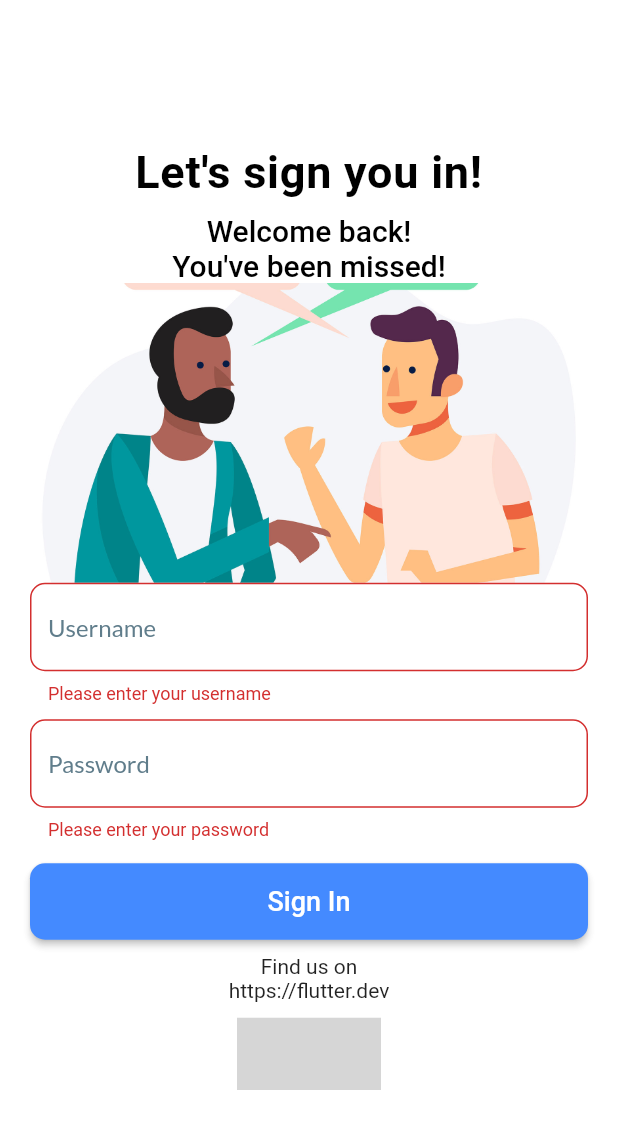
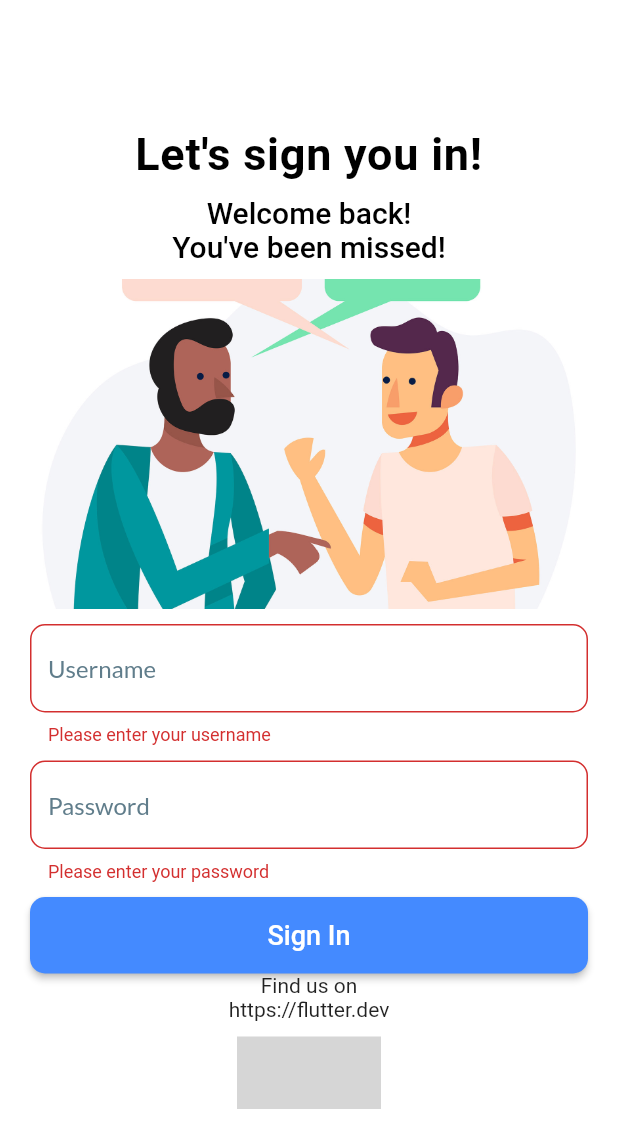
Before and after one commit to azimizzudin/Flutter-Exercise, a Flutter app: the screen it shows after launch, after a tap on "Sign In", on a phone screen of 412 x 824 dp. Shown: the top 1148 px of the screen. Run offline on Flutter 3.47's test engine with Material 2 defaults, Android fonts, the phone set to English and light mode, and no system bars; our stand-ins replace google_fonts, shared_preferences; missing offline and left inert: social_media_buttons; network calls fail; statements that could not run were skipped; grey boxes are pictures that could not be loaded.

```diff
--- a/lib/login_page.dart
+++ b/lib/login_page.dart
@@ -1,6 +1,9 @@
 import 'package:flutter/material.dart';
+import 'package:flutter/rendering.dart';
+import 'package:flutter_exercise/services/auth_services.dart';
 import 'package:flutter_exercise/widgets/login_text_field.dart';
 import 'package:flutter_exercise/utils/spaces.dart';
+import 'package:provider/provider.dart';
 import 'package:social_media_buttons/social_media_button.dart';
 import 'package:url_launcher/url_launcher.dart';
 
@@ -14,9 +17,11 @@ class LoginPage extends StatelessWidget {
 
   final _formkey = GlobalKey<FormState>();
 
-  void signIn(context) {
+  Future<void> signIn(BuildContext context) async {
     if (_formkey.currentState != null && _formkey.currentState!.validate()) {
       debugPrint('${usernameController.text} ${passwordController.text}');
+
+      await context.read<AuthServices>().loginUser(usernameController.text);
 
       Navigator.pushReplacementNamed(context, '/chat',
           arguments: usernameController.text);
@@ -27,17 +32,9 @@ class LoginPage extends StatelessWidget {
     }
   }
 
-  @override
-  Widget build(BuildContext context) {
-    return Scaffold(
-      backgroundColor: Colors.white24,
-      body: Center(
-        child: SingleChildScrollView(
-          child: Padding(
-            padding: const EdgeInsets.symmetric(horizontal: 20),
-            child: Column(
+  Widget _buildHeader(context) {
+    return Column(
       mainAxisAlignment: MainAxisAlignment.center,
-              crossAxisAlignment: CrossAxisAlignment.stretch,
       children: [
         const Text(
           'Let\'s sign you in!',
@@ -53,72 +50,26 @@ class LoginPage extends StatelessWidget {
           'Welcome back! \nYou\'ve been missed!',
           textAlign: TextAlign.center,
           style: TextStyle(
-                      fontWeight: FontWeight.w500,
-                      fontSize: 20,
-                      color: Colors.black),
+              fontWeight: FontWeight.w500, fontSize: 20, color: Colors.black),
         ),
+        verticalSpacing(10),
         Container(
-                    height: 200,
-                    width: MediaQuery.of(context).size.width,
+            height: 220,
+            /* width: MediaQuery.of(context).size.width, */
             decoration: BoxDecoration(
                 image: const DecorationImage(
                     fit: BoxFit.fitWidth,
                     image: AssetImage(
                         'assets/people-talking-illustration-vector.jpg')),
                 borderRadius: BorderRadius.circular(12))),
-                Form(
-                  key: _formkey,
-                  child: Column(
+        verticalSpacing(10),
+      ],
+    );
+  }
+
+  Widget _buildFooter() {
+    return Column(
       children: [
-                      LoginTextField(
-                        validator: (value) {
-                          if (value != null &&
-                              value.isNotEmpty &&
-                              value.length < 5) {
-                            return 'Your username should be more than 5 character.';
-                          } else if (value != null && value.isEmpty) {
-                            return 'Please enter your username';
-                          }
-                          return null;
-                        },
-                        controller: usernameController,
-                        hintText: 'Username',
-                      ),
-                      verticalSpacing(10),
-                      LoginTextField(
-                        validator: (value) {
-                          if (value != null &&
-                              value.isNotEmpty &&
-                              value.length < 5) {
-                            return 'Your password should be more than 5 character.';
-                          } else if (value != null && value.isEmpty) {
-                            return 'Please enter your password';
-                          }
-                          return null;
-                        },
-                        controller: passwordController,
-                        hintText: 'Password',
-                        hasAsterisks: true,
-                      ),
-                    ],
-                  ),
-                ),
-                verticalSpacing(15),
-                ElevatedButton(
-                    onPressed: () {
-                      signIn(context);
-                    },
-                    style: ElevatedButton.styleFrom(
-                        backgroundColor: Colors.blueAccent,
-                        shape: const RoundedRectangleBorder(
-                            borderRadius:
-                                BorderRadius.all(Radius.circular(10))),
-                        padding: const EdgeInsets.all(15)),
-                    child: const Text(
-                      'Sign In',
-                      style: TextStyle(fontSize: 18),
-                    )),
-                verticalSpacing(10),
         GestureDetector(
           onTap: () async {
             if (!await launchUrl(_url as Uri)) {
@@ -138,7 +89,106 @@ class LoginPage extends StatelessWidget {
           ],
         )
       ],
+    );
+  }
+
+  Widget _buildForm(context) {
+    return Column(
+      mainAxisAlignment: MainAxisAlignment.center,
+      crossAxisAlignment: CrossAxisAlignment.stretch,
+      children: [
+        Form(
+          key: _formkey,
+          child: Column(
+            children: [
+              LoginTextField(
+                validator: (value) {
+                  if (value != null && value.isNotEmpty && value.length < 5) {
+                    return 'Your username should be more than 5 character.';
+                  } else if (value != null && value.isEmpty) {
+                    return 'Please enter your username';
+                  }
+                  return null;
+                },
+                controller: usernameController,
+                hintText: 'Username',
               ),
+              verticalSpacing(10),
+              LoginTextField(
+                validator: (value) {
+                  if (value != null && value.isNotEmpty && value.length < 5) {
+                    return 'Your password should be more than 5 character.';
+                  } else if (value != null && value.isEmpty) {
+                    return 'Please enter your password';
+                  }
+                  return null;
+                },
+                controller: passwordController,
+                hintText: 'Password',
+                hasAsterisks: true,
+              ),
+            ],
+          ),
+        ),
+        verticalSpacing(10),
+        ElevatedButton(
+            onPressed: () async {
+              await signIn(context);
+            },
+            style: ElevatedButton.styleFrom(
+                backgroundColor: Colors.blueAccent,
+                shape: const RoundedRectangleBorder(
+                    borderRadius: BorderRadius.all(Radius.circular(10))),
+                padding: const EdgeInsets.all(15)),
+            child: const Text(
+              'Sign In',
+              style: TextStyle(fontSize: 18),
+            )),
+      ],
+    );
+  }
+
+  @override
+  Widget build(BuildContext context) {
+    return Scaffold(
+      backgroundColor: Colors.white,
+      body: Center(
+        child: SingleChildScrollView(
+          child: Padding(
+            padding: const EdgeInsets.symmetric(horizontal: 20),
+            child:
+                LayoutBuilder(builder: (context, BoxConstraints constraints) {
+              if (constraints.maxWidth > 1000) {
+                return Row(
+                  children: [
+                    Spacer(
+                      flex: 1,
+                    ),
+                    Expanded(
+                      child: Column(
+                        children: [_buildHeader(context), _buildFooter()],
+                      ),
+                    ),
+                    Spacer(
+                      flex: 1,
+                    ),
+                    Expanded(child: _buildForm(context)),
+                    Spacer(
+                      flex: 1,
+                    ),
+                  ],
+                );
+              }
+              return Column(
+                mainAxisAlignment: MainAxisAlignment.center,
+                crossAxisAlignment: CrossAxisAlignment.stretch,
+                children: [
+                  _buildHeader(context),
+                  _buildForm(context),
+                  _buildFooter()
+                ],
+              );
+            }),
           ),
         ),
       ),
--- a/lib/main.dart
+++ b/lib/main.dart
@@ -1,15 +1,18 @@
 import 'package:flutter/material.dart';
 import 'package:flutter_exercise/chat_page.dart';
 import 'package:flutter_exercise/login_page.dart';
+import 'package:flutter_exercise/services/auth_services.dart';
 import 'package:flutter_exercise/utils/brand_color.dart';
+import 'package:provider/provider.dart';
 
-void main() {
-  runApp(const ChatApp());
+void main() async {
+  WidgetsFlutterBinding.ensureInitialized();
+  await AuthServices.init();
+  runApp(ChangeNotifierProvider(
+      create: (BuildContext context) => AuthServices(), child: ChatApp()));
 }
 
 class ChatApp extends StatelessWidget {
-  const ChatApp({super.key});
-
   @override
   Widget build(BuildContext context) {
     return MaterialApp(
@@ -19,7 +22,19 @@ class ChatApp extends StatelessWidget {
           primarySwatch: BrandColor.primaryColor,
           appBarTheme: const AppBarTheme(
               backgroundColor: Colors.blue, foregroundColor: Colors.black)),
-      home: LoginPage(),
+      home: FutureBuilder<bool>(
+        future: context.read<AuthServices>().isLoggedIn(),
+        builder: (context, AsyncSnapshot<bool> snapshot) {
+          if (snapshot.connectionState == ConnectionState.done) {
+            if (snapshot.hasData && snapshot.data!) {
+              return ChatPage();
+            } else {
+              return LoginPage();
+            }
+          }
+          return const CircularProgressIndicator();
+        },
+      ),
       routes: {'/chat': (context) => const ChatPage()},
     );
   }
--- /dev/null
+++ b/lib/services/auth_services.dart
@@ -0,0 +1,37 @@
+import 'package:flutter/material.dart';
+import 'package:shared_preferences/shared_preferences.dart';
+
+class AuthServices extends ChangeNotifier {
+  static init() async {
+    _prefs = await SharedPreferences.getInstance();
+  }
+
+  static late final SharedPreferences _prefs;
+
+  Future<void> loginUser(String userName) async {
+    try {
+      _prefs.setString('userName', userName);
+    } catch (e) {
+      print(e);
+    }
+  }
+
+  Future<bool> isLoggedIn() async {
+    String? username = await _prefs.getString('userName');
+    if (username == null) return false;
+    return true;
+  }
+
+  void logoutUser() {
+    _prefs.clear();
+  }
+
+  String? getUserName() {
+    return _prefs.getString('userName') ?? 'DefaultValue';
+  }
+
+  void updateUserName(String newName) {
+    _prefs.setString('userName', newName);
+    notifyListeners();
+  }
+}
--- a/lib/widgets/picker_body.dart
+++ b/lib/widgets/picker_body.dart
@@ -15,7 +15,7 @@ class NetworkImagePickerBody extends StatelessWidget {
     return Container(
       padding: const EdgeInsets.all(12),
       decoration: const BoxDecoration(
-          color: Colors.white24,
+          color: Colors.white,
           borderRadius: BorderRadius.only(
               topLeft: Radius.circular(24), topRight: Radius.circular(24))),
       child: FutureBuilder<List<ImageModel>>(
--- a/pubspec.yaml
+++ b/pubspec.yaml
@@ -42,6 +42,8 @@ dependencies:
   dev: ^1.0.0
   http: ^1.1.0
   json_annotation: ^4.8.1
+  provider: ^6.0.5
+  shared_preferences: ^2.2.0
 
 dev_dependencies:
   flutter_test:
```
Also changed, not shown: lib/chat_page.dart (+18 -8 lines), lib/widgets/chat_bubble.dart (+6 -2 lines), lib/widgets/chat_input.dart (+7 -3 lines), pubspec.lock, 2 other files. Lines whose indentation alone changed are shown as unchanged.
